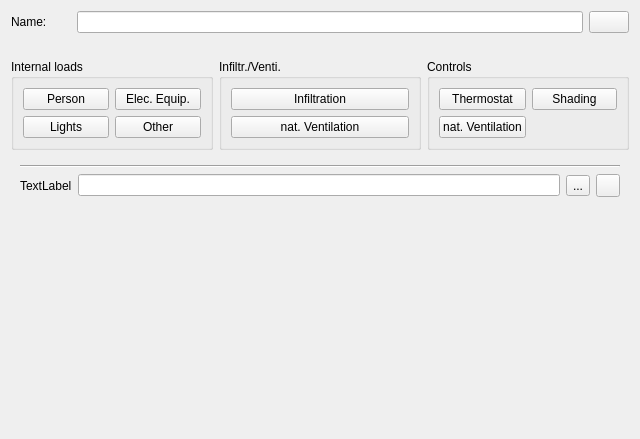
Old version of the form SIM-VICUS/src/SVDBZoneTemplateEditWidget.ui in the repository ghorwin/SIM-VICUS.
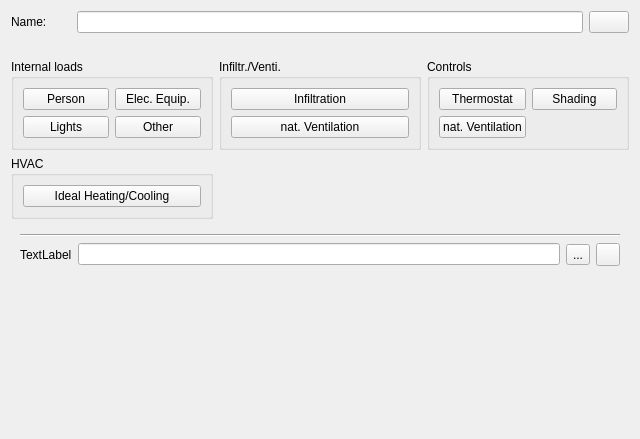
New version of the form. Icons and pictures are not drawn. Custom widgets are drawn as their Qt base class.

Commit message: Add Ideal Heating/Cooling Button in ZoneTemplate UI

What changed in the file:
```diff
--- a/SIM-VICUS/src/SVDBZoneTemplateEditWidget.ui
+++ b/SIM-VICUS/src/SVDBZoneTemplateEditWidget.ui
@@ -84,8 +84,8 @@
     </layout>
    </item>
    <item>
-    <layout class="QHBoxLayout" name="horizontalLayout_4">
-     <item>
+    <layout class="QGridLayout" name="gridLayout_4">
+     <item row="0" column="1">
       <widget class="QGroupBox" name="internalLoads">
        <property name="title">
         <string>Internal loads</string>
@@ -134,7 +134,7 @@
        </layout>
       </widget>
      </item>
-     <item>
+     <item row="0" column="2">
       <widget class="QGroupBox" name="infiltrationVentilation">
        <property name="title">
         <string>Infiltr./Venti.</string>
@@ -163,7 +163,7 @@
        </layout>
       </widget>
      </item>
-     <item>
+     <item row="0" column="3">
       <widget class="QGroupBox" name="Controls">
        <property name="title">
         <string>Controls</string>
@@ -202,6 +202,25 @@
        </layout>
       </widget>
      </item>
+     <item row="1" column="1">
+      <widget class="QGroupBox" name="groupBox">
+       <property name="title">
+        <string>HVAC</string>
+       </property>
+       <layout class="QGridLayout" name="gridLayout_5">
+        <item row="0" column="0">
+         <widget class="QPushButton" name="pushButtonAddIdealHeatingCooling">
+          <property name="text">
+           <string>Ideal Heating/Cooling</string>
+          </property>
+          <property name="checkable">
+           <bool>true</bool>
+          </property>
+         </widget>
+        </item>
+       </layout>
+      </widget>
+     </item>
     </layout>
    </item>
    <item>
```
The commit also changes 2 other files.
